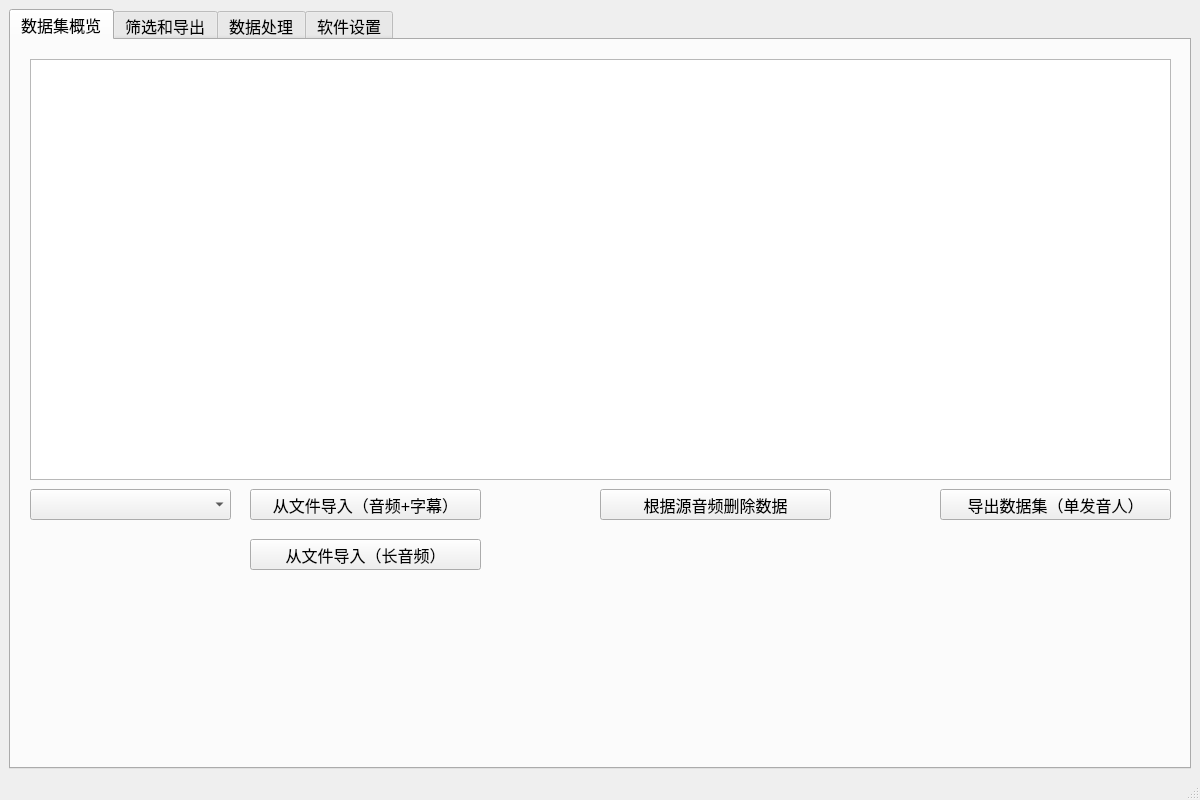
Qt form presentation/uifiles/DatasetViewMainWindow.ui (kslz/sound_dataset_tools2) before a commit.
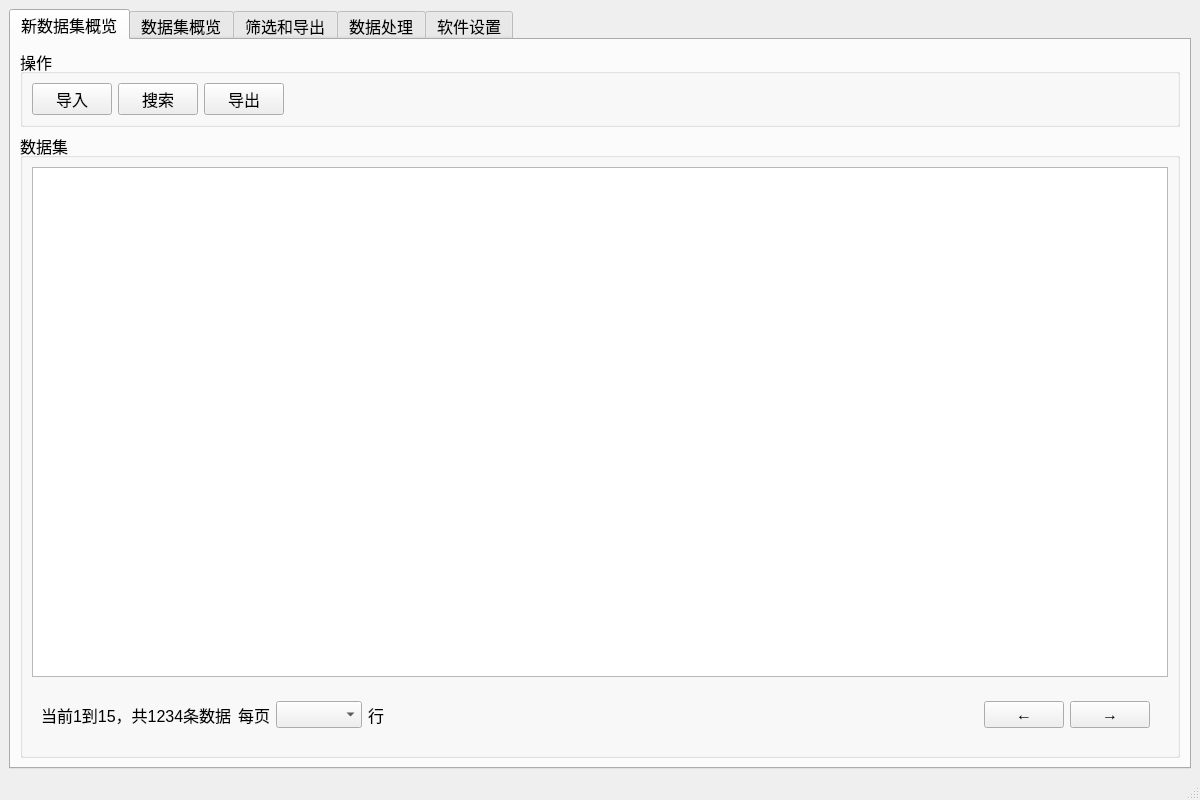
The same form after that commit.

Commit message: 设计新数据集概览页面布局

Patch:
```diff
--- a/presentation/uifiles/DatasetViewMainWindow.ui
+++ b/presentation/uifiles/DatasetViewMainWindow.ui
@@ -37,6 +37,173 @@
       <property name="currentIndex">
        <number>0</number>
       </property>
+      <widget class="QWidget" name="tab1NewView">
+       <attribute name="title">
+        <string>新数据集概览</string>
+       </attribute>
+       <layout class="QVBoxLayout" name="verticalLayout_8">
+        <item>
+         <widget class="QGroupBox" name="groupBox_operate">
+          <property name="title">
+           <string>操作</string>
+          </property>
+          <layout class="QHBoxLayout" name="horizontalLayout_2">
+           <item>
+            <widget class="QPushButton" name="pushButton_input">
+             <property name="text">
+              <string>导入</string>
+             </property>
+            </widget>
+           </item>
+           <item>
+            <widget class="QPushButton" name="pushButton_search">
+             <property name="text">
+              <string>搜索</string>
+             </property>
+            </widget>
+           </item>
+           <item>
+            <widget class="QPushButton" name="pushButton">
+             <property name="text">
+              <string>导出</string>
+             </property>
+            </widget>
+           </item>
+           <item>
+            <spacer name="horizontalSpacer">
+             <property name="orientation">
+              <enum>Qt::Horizontal</enum>
+             </property>
+             <property name="sizeHint" stdset="0">
+              <size>
+               <width>40</width>
+               <height>20</height>
+              </size>
+             </property>
+            </spacer>
+           </item>
+          </layout>
+         </widget>
+        </item>
+        <item>
+         <widget class="QGroupBox" name="groupBox_dataset">
+          <property name="sizePolicy">
+           <sizepolicy hsizetype="Preferred" vsizetype="MinimumExpanding">
+            <horstretch>0</horstretch>
+            <verstretch>0</verstretch>
+           </sizepolicy>
+          </property>
+          <property name="title">
+           <string>数据集</string>
+          </property>
+          <layout class="QVBoxLayout" name="verticalLayout_9">
+           <item>
+            <widget class="QTableWidget" name="tableWidget_3"/>
+           </item>
+           <item>
+            <widget class="QWidget" name="widget_4" native="true">
+             <layout class="QVBoxLayout" name="verticalLayout_11">
+              <item>
+               <widget class="QWidget" name="widget_5" native="true">
+                <layout class="QHBoxLayout" name="horizontalLayout_3">
+                 <property name="leftMargin">
+                  <number>0</number>
+                 </property>
+                 <property name="topMargin">
+                  <number>0</number>
+                 </property>
+                 <property name="rightMargin">
+                  <number>0</number>
+                 </property>
+                 <property name="bottomMargin">
+                  <number>0</number>
+                 </property>
+                 <item>
+                  <widget class="QLabel" name="label_page_info">
+                   <property name="text">
+                    <string>当前1到15，共1234条数据</string>
+                   </property>
+                  </widget>
+                 </item>
+                 <item>
+                  <widget class="QWidget" name="widget_page_size" native="true">
+                   <layout class="QHBoxLayout" name="horizontalLayout_4">
+                    <property name="leftMargin">
+                     <number>0</number>
+                    </property>
+                    <property name="topMargin">
+                     <number>0</number>
+                    </property>
+                    <property name="rightMargin">
+                     <number>0</number>
+                    </property>
+                    <property name="bottomMargin">
+                     <number>0</number>
+                    </property>
+                    <item>
+                     <widget class="QLabel" name="label_page_size_1">
+                      <property name="text">
+                       <string>每页</string>
+                      </property>
+                     </widget>
+                    </item>
+                    <item>
+                     <widget class="QComboBox" name="comboBox_page_size"/>
+                    </item>
+                    <item>
+                     <widget class="QLabel" name="label_2">
+                      <property name="text">
+                       <string>行</string>
+                      </property>
+                     </widget>
+                    </item>
+                   </layout>
+                  </widget>
+                 </item>
+                 <item>
+                  <spacer name="horizontalSpacer_2">
+                   <property name="orientation">
+                    <enum>Qt::Horizontal</enum>
+                   </property>
+                   <property name="sizeHint" stdset="0">
+                    <size>
+                     <width>40</width>
+                     <height>20</height>
+                    </size>
+                   </property>
+                  </spacer>
+                 </item>
+                 <item>
+                  <widget class="QWidget" name="widget_page_change" native="true">
+                   <layout class="QHBoxLayout" name="horizontalLayout_5">
+                    <item>
+                     <widget class="QPushButton" name="pushButton_page_last">
+                      <property name="text">
+                       <string>←</string>
+                      </property>
+                     </widget>
+                    </item>
+                    <item>
+                     <widget class="QPushButton" name="pushButton_page_next">
+                      <property name="text">
+                       <string>→</string>
+                      </property>
+                     </widget>
+                    </item>
+                   </layout>
+                  </widget>
+                 </item>
+                </layout>
+               </widget>
+              </item>
+             </layout>
+            </widget>
+           </item>
+          </layout>
+         </widget>
+        </item>
+       </layout>
+      </widget>
       <widget class="QWidget" name="tab1View">
        <attribute name="title">
         <string>数据集概览</string>
```
